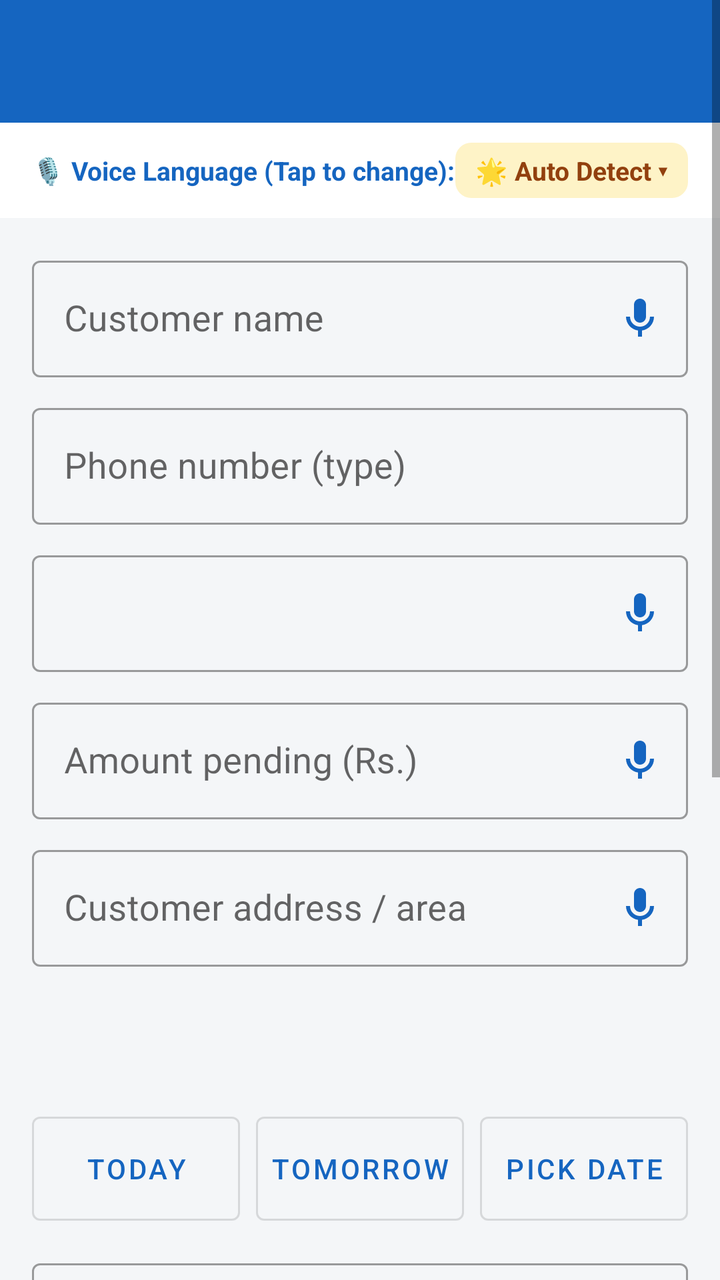
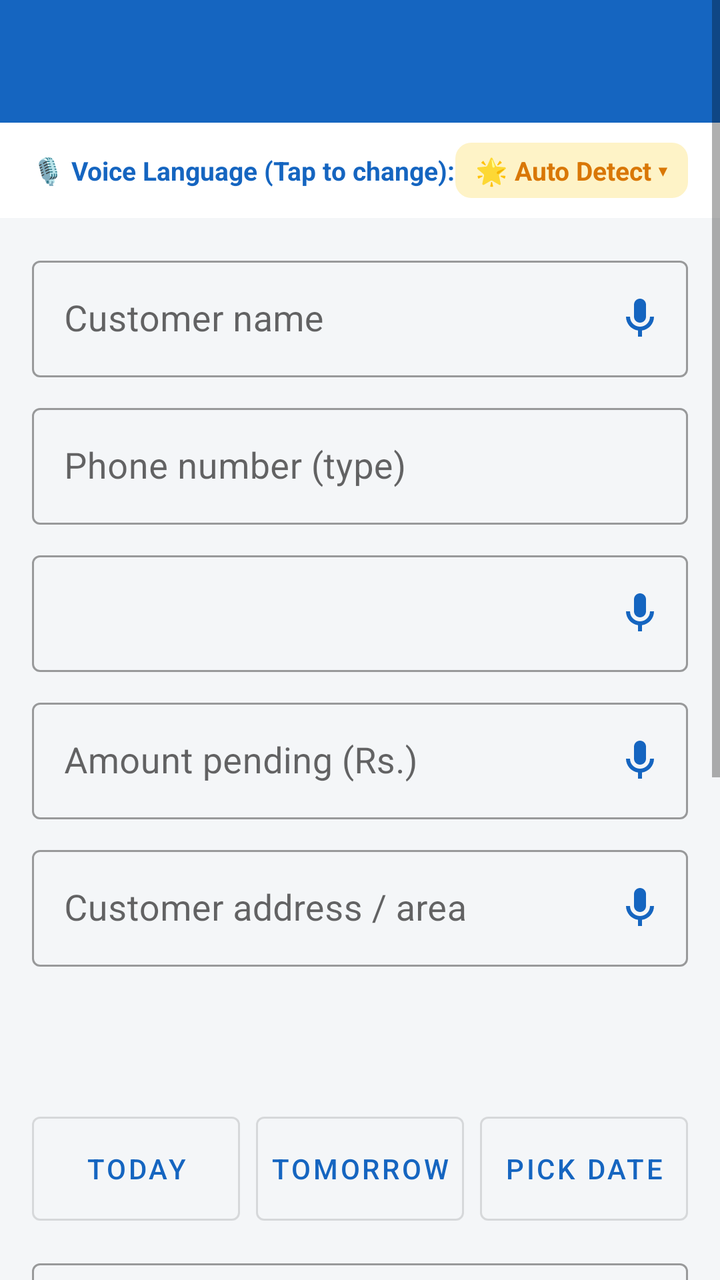

An Android layout rendered at two revisions. The XML below is the earlier revision; the diff shows what the commit changed to produce the second picture.
<!-- AndroidManifest.xml: application theme Theme.Dukaan -->
<!-- res/layout/activity_edit.xml -->
<?xml version="1.0" encoding="utf-8"?>
<ScrollView xmlns:android="http://schemas.android.com/apk/res/android"
    xmlns:app="http://schemas.android.com/apk/res-auto"
    android:layout_width="match_parent"
    android:layout_height="match_parent"
    android:fillViewport="true">

    <LinearLayout
        android:layout_width="match_parent"
        android:layout_height="wrap_content"
        android:orientation="vertical">

        <TextView
            android:id="@+id/tvTitle"
            android:layout_width="match_parent"
            android:layout_height="wrap_content"
            android:background="@color/primary"
            android:padding="16dp"
            android:textColor="@android:color/white"
            android:textSize="22sp"
            android:textStyle="bold" />

        <LinearLayout
            android:id="@+id/layoutVoiceLang"
            android:layout_width="match_parent"
            android:layout_height="wrap_content"
            android:background="@color/card_bg"
            android:clickable="true"
            android:focusable="true"
            android:foreground="?attr/selectableItemBackground"
            android:gravity="center_vertical"
            android:orientation="horizontal"
            android:paddingStart="16dp"
            android:paddingTop="10dp"
            android:paddingEnd="16dp"
            android:paddingBottom="10dp">

            <TextView
                android:layout_width="0dp"
                android:layout_height="wrap_content"
                android:layout_weight="1"
                android:text="🎙️ Voice Language (Tap to change):"
                android:textColor="@color/primary"
                android:textSize="13sp"
                android:textStyle="bold" />

            <TextView
                android:id="@+id/tvVoiceLang"
                android:layout_width="wrap_content"
                android:layout_height="wrap_content"
                android:background="@drawable/bg_badge_today"
                android:paddingStart="10dp"
                android:paddingTop="5dp"
                android:paddingEnd="10dp"
                android:paddingBottom="5dp"
                android:text="🌟 Auto Detect ▾"
                android:textColor="#92400E"
                android:textSize="13sp"
                android:textStyle="bold" />
        </LinearLayout>

        <LinearLayout
            android:layout_width="match_parent"
            android:layout_height="wrap_content"
            android:orientation="vertical"
            android:padding="16dp">

            <com.google.android.material.textfield.TextInputLayout
                android:id="@+id/tilName"
                style="@style/Widget.MaterialComponents.TextInputLayout.OutlinedBox"
                android:layout_width="match_parent"
                android:layout_height="wrap_content"
                android:hint="Customer name"
                app:endIconMode="custom"
                app:endIconDrawable="@drawable/ic_mic"
                app:endIconContentDescription="Speak customer name"
                app:endIconTint="@color/primary">

                <com.google.android.material.textfield.TextInputEditText
                    android:id="@+id/etName"
                    android:layout_width="match_parent"
                    android:layout_height="wrap_content"
                    android:inputType="textPersonName|textCapWords"
                    android:textSize="18sp" />
            </com.google.android.material.textfield.TextInputLayout>

            <com.google.android.material.textfield.TextInputLayout
                android:id="@+id/tilPhone"
                style="@style/Widget.MaterialComponents.TextInputLayout.OutlinedBox"
                android:layout_width="match_parent"
                android:layout_height="wrap_content"
                android:layout_marginTop="10dp"
                android:hint="Phone number (type)">

                <com.google.android.material.textfield.TextInputEditText
                    android:id="@+id/etPhone"
                    android:layout_width="match_parent"
                    android:layout_height="wrap_content"
                    android:inputType="phone"
                    android:textSize="18sp" />
            </com.google.android.material.textfield.TextInputLayout>

            <com.google.android.material.textfield.TextInputLayout
                android:id="@+id/tilProduct"
                style="@style/Widget.MaterialComponents.TextInputLayout.OutlinedBox"
                android:layout_width="match_parent"
                android:layout_height="wrap_content"
                android:layout_marginTop="10dp"
                app:endIconMode="custom"
                app:endIconDrawable="@drawable/ic_mic"
                app:endIconContentDescription="Speak product name"
                app:endIconTint="@color/primary">

                <com.google.android.material.textfield.TextInputEditText
                    android:id="@+id/etProduct"
                    android:layout_width="match_parent"
                    android:layout_height="wrap_content"
                    android:inputType="textCapSentences"
                    android:textSize="18sp" />
            </com.google.android.material.textfield.TextInputLayout>

            <com.google.android.material.textfield.TextInputLayout
                android:id="@+id/tilAmount"
                style="@style/Widget.MaterialComponents.TextInputLayout.OutlinedBox"
                android:layout_width="match_parent"
                android:layout_height="wrap_content"
                android:layout_marginTop="10dp"
                android:hint="Amount pending (Rs.)"
                app:endIconMode="custom"
                app:endIconDrawable="@drawable/ic_mic"
                app:endIconContentDescription="Speak amount"
                app:endIconTint="@color/primary">

                <com.google.android.material.textfield.TextInputEditText
                    android:id="@+id/etAmount"
                    android:layout_width="match_parent"
                    android:layout_height="wrap_content"
                    android:inputType="numberDecimal"
                    android:textSize="18sp" />
            </com.google.android.material.textfield.TextInputLayout>

            <com.google.android.material.textfield.TextInputLayout
                android:id="@+id/tilAddress"
                style="@style/Widget.MaterialComponents.TextInputLayout.OutlinedBox"
                android:layout_width="match_parent"
                android:layout_height="wrap_content"
                android:layout_marginTop="10dp"
                android:hint="Customer address / area"
                app:endIconMode="custom"
                app:endIconDrawable="@drawable/ic_mic"
                app:endIconContentDescription="Speak address"
                app:endIconTint="@color/primary">

                <com.google.android.material.textfield.TextInputEditText
                    android:id="@+id/etAddress"
                    android:layout_width="match_parent"
                    android:layout_height="wrap_content"
                    android:inputType="textCapSentences|textMultiLine"
                    android:textSize="18sp" />
            </com.google.android.material.textfield.TextInputLayout>

            
            <LinearLayout
                android:id="@+id/layoutAssignEmployee"
                android:layout_width="match_parent"
                android:layout_height="wrap_content"
                android:layout_marginTop="12dp"
                android:background="@drawable/bg_badge_service"
                android:orientation="vertical"
                android:padding="12dp"
                android:visibility="gone">

                <TextView
                    android:layout_width="wrap_content"
                    android:layout_height="wrap_content"
                    android:text="👷 Assign Service Technician / Employee:"
                    android:textColor="#512DA8"
                    android:textSize="13sp"
                    android:textStyle="bold" />

                <TextView
                    android:id="@+id/tvSelectedEmployee"
                    android:layout_width="match_parent"
                    android:layout_height="wrap_content"
                    android:layout_marginTop="6dp"
                    android:background="@drawable/bg_badge_today"
                    android:padding="10dp"
                    android:text="👤 Unassigned (Tap to select) ▾"
                    android:textColor="@color/text_primary"
                    android:textSize="15sp"
                    android:textStyle="bold" />

                <com.google.android.material.button.MaterialButton
                    android:id="@+id/btnSendToEmployee"
                    style="@style/Widget.MaterialComponents.Button.OutlinedButton"
                    android:layout_width="match_parent"
                    android:layout_height="44dp"
                    android:layout_marginTop="8dp"
                    android:insetTop="0dp"
                    android:insetBottom="0dp"
                    android:text="📲 Send Details to Employee (WhatsApp / SMS)"
                    android:textColor="#059669"
                    android:textSize="13sp"
                    android:textStyle="bold"
                    app:strokeColor="#A7F3D0"
                    android:visibility="gone" />
            </LinearLayout>

            <TextView
                android:id="@+id/tvDateLabel"
                android:layout_width="match_parent"
                android:layout_height="wrap_content"
                android:layout_marginTop="16dp"
                android:textColor="#212121"
                android:textSize="16sp"
                android:textStyle="bold" />

            <TextView
                android:id="@+id/tvDate"
                android:layout_width="match_parent"
                android:layout_height="wrap_content"
                android:layout_marginTop="2dp"
                android:textColor="@color/primary"
                android:textSize="22sp"
                android:textStyle="bold" />

            <LinearLayout
                android:layout_width="match_parent"
                android:layout_height="wrap_content"
                android:layout_marginTop="6dp"
                android:orientation="horizontal">

                <com.google.android.material.button.MaterialButton
                    android:id="@+id/btnToday"
                    style="@style/Widget.MaterialComponents.Button.OutlinedButton"
                    android:layout_width="0dp"
                    android:layout_height="52dp"
                    android:layout_marginEnd="4dp"
                    android:layout_weight="1"
                    android:insetTop="0dp"
                    android:insetBottom="0dp"
                    android:padding="0dp"
                    android:text="TODAY"
                    android:textSize="14sp" />

                <com.google.android.material.button.MaterialButton
                    android:id="@+id/btnTomorrow"
                    style="@style/Widget.MaterialComponents.Button.OutlinedButton"
                    android:layout_width="0dp"
                    android:layout_height="52dp"
                    android:layout_marginStart="4dp"
                    android:layout_marginEnd="4dp"
                    android:layout_weight="1"
                    android:insetTop="0dp"
                    android:insetBottom="0dp"
                    android:padding="0dp"
                    android:text="TOMORROW"
                    android:textSize="14sp" />

                <com.google.android.material.button.MaterialButton
                    android:id="@+id/btnPick"
                    style="@style/Widget.MaterialComponents.Button.OutlinedButton"
                    android:layout_width="0dp"
                    android:layout_height="52dp"
                    android:layout_marginStart="4dp"
                    android:layout_weight="1"
                    android:insetTop="0dp"
                    android:insetBottom="0dp"
                    android:padding="0dp"
                    android:text="PICK DATE"
                    android:textSize="14sp" />
            </LinearLayout>

            <com.google.android.material.textfield.TextInputLayout
                android:id="@+id/tilNote"
                style="@style/Widget.MaterialComponents.TextInputLayout.OutlinedBox"
                android:layout_width="match_parent"
                android:layout_height="wrap_content"
                android:layout_marginTop="16dp"
                android:hint="Note (optional)"
                app:endIconMode="custom"
                app:endIconDrawable="@drawable/ic_mic"
                app:endIconContentDescription="Speak note"
                app:endIconTint="@color/primary">

                <com.google.android.material.textfield.TextInputEditText
                    android:id="@+id/etNote"
                    android:layout_width="match_parent"
                    android:layout_height="wrap_content"
                    android:inputType="textCapSentences|textMultiLine"
                    android:textSize="18sp" />
            </com.google.android.material.textfield.TextInputLayout>

            <TextView
                android:layout_width="match_parent"
                android:layout_height="wrap_content"
                android:layout_marginTop="16dp"
                android:text="🎤 Voice note (no typing needed)"
                android:textColor="#212121"
                android:textSize="16sp"
                android:textStyle="bold" />

            <TextView
                android:id="@+id/tvVoiceStatus"
                android:layout_width="match_parent"
                android:layout_height="wrap_content"
                android:layout_marginTop="2dp"
                android:textColor="@color/grey"
                android:textSize="15sp" />

            <com.google.android.material.button.MaterialButton
                android:id="@+id/btnRecord"
                android:layout_width="match_parent"
                android:layout_height="64dp"
                android:layout_marginTop="6dp"
                android:backgroundTint="@color/accent"
                android:textSize="18sp"
                android:textStyle="bold"
                app:cornerRadius="12dp" />

            <LinearLayout
                android:layout_width="match_parent"
                android:layout_height="wrap_content"
                android:layout_marginTop="8dp"
                android:orientation="horizontal">

                <com.google.android.material.button.MaterialButton
                    android:id="@+id/btnPlay"
                    style="@style/Widget.MaterialComponents.Button.OutlinedButton"
                    android:layout_width="0dp"
                    android:layout_height="56dp"
                    android:layout_marginEnd="4dp"
                    android:layout_weight="1"
                    android:text="PLAY"
                    android:textSize="15sp" />

                <com.google.android.material.button.MaterialButton
                    android:id="@+id/btnDeleteVoice"
                    style="@style/Widget.MaterialComponents.Button.OutlinedButton"
                    android:layout_width="0dp"
                    android:layout_height="56dp"
                    android:layout_marginStart="4dp"
                    android:layout_weight="1"
                    android:text="DELETE VOICE"
                    android:textColor="@color/red"
                    android:textSize="15sp" />
            </LinearLayout>

            <com.google.android.material.button.MaterialButton
                android:id="@+id/btnSave"
                android:layout_width="match_parent"
                android:layout_height="64dp"
                android:layout_marginTop="24dp"
                android:text="SAVE"
                android:textSize="20sp"
                android:textStyle="bold"
                app:cornerRadius="12dp" />

            <com.google.android.material.button.MaterialButton
                android:id="@+id/btnDeleteEntry"
                style="@style/Widget.MaterialComponents.Button.OutlinedButton"
                android:layout_width="match_parent"
                android:layout_height="56dp"
                android:layout_marginTop="10dp"
                android:text="DELETE THIS ENTRY"
                android:textColor="@color/red"
                android:textSize="16sp" />
        </LinearLayout>
    </LinearLayout>
</ScrollView>
<!-- resources referenced by this layout -->
<resources>
  <color name="accent">#00897B</color>
  <color name="card_bg">#FFFFFF</color>
  <color name="grey">#757575</color>
  <color name="primary">#1565C0</color>
  <color name="red">#D32F2F</color>
  <color name="text_primary">#0F172A</color>
  <!-- drawable bg_badge_service (drawable) -->
  <?xml version="1.0" encoding="utf-8"?>
  <shape xmlns:android="http://schemas.android.com/apk/res/android"
      android:shape="rectangle">
      <corners android:radius="6dp" />
      <solid android:color="#EDE7F6" />
  </shape>
  <!-- drawable bg_badge_today (drawable) -->
  <?xml version="1.0" encoding="utf-8"?>
  <shape xmlns:android="http://schemas.android.com/apk/res/android"
      android:shape="rectangle">
      <corners android:radius="8dp" />
      <solid android:color="#FEF3C7" />
  </shape>
  <!-- drawable ic_mic (drawable) -->
  <vector xmlns:android="http://schemas.android.com/apk/res/android"
      android:width="24dp"
      android:height="24dp"
      android:viewportWidth="24"
      android:viewportHeight="24">
      <path
          android:fillColor="#1565C0"
          android:pathData="M12,14c1.66,0 3,-1.34 3,-3V5c0,-1.66 -1.34,-3 -3,-3S9,3.34 9,5v6c0,1.66 1.34,3 3,3z"/>
      <path
          android:fillColor="#1565C0"
          android:pathData="M17,11c0,2.76 -2.24,5 -5,5s-5,-2.24 -5,-5H5c0,3.53 2.61,6.43 6,6.92V21h2v-3.08c3.39,-0.49 6,-3.39 6,-6.92h-2z"/>
  </vector>
  <style name="Theme.Dukaan" parent="Theme.MaterialComponents.DayNight.NoActionBar">
          <item name="colorPrimary">@color/primary</item>
          <item name="colorPrimaryVariant">@color/primary_dark</item>
          <item name="colorOnPrimary">@android:color/white</item>
          <item name="colorSecondary">@color/accent</item>
          <item name="android:statusBarColor">@color/primary_dark</item>
          <item name="android:windowBackground">@color/bg</item>
      </style>
  <color name="primary_dark">#0D47A1</color>
  <color name="bg">#F4F6F8</color>
</resources>

<!-- the commit's change to res/layout/activity_edit.xml (unified diff, before → after) -->
@@ -54,7 +54,7 @@
                 android:paddingEnd="10dp"
                 android:paddingBottom="5dp"
                 android:text="🌟 Auto Detect ▾"
-                android:textColor="#92400E"
+                android:textColor="@color/badge_today_text"
                 android:textSize="13sp"
                 android:textStyle="bold" />
         </LinearLayout>
@@ -211,7 +211,7 @@
                 android:layout_width="match_parent"
                 android:layout_height="wrap_content"
                 android:layout_marginTop="16dp"
-                android:textColor="#212121"
+                android:textColor="@color/text_primary"
                 android:textSize="16sp"
                 android:textStyle="bold" />
 
@@ -296,7 +296,7 @@
                 android:layout_height="wrap_content"
                 android:layout_marginTop="16dp"
                 android:text="🎤 Voice note (no typing needed)"
-                android:textColor="#212121"
+                android:textColor="@color/text_primary"
                 android:textSize="16sp"
                 android:textStyle="bold" />
 
<!-- resource entries referenced after the edit -->
@@ -1,6 +1,7 @@
 <!-- resources referenced by this layout -->
 <resources>
   <color name="accent">#00897B</color>
+  <color name="badge_today_text">#D97706</color>
   <color name="card_bg">#FFFFFF</color>
   <color name="grey">#757575</color>
   <color name="primary">#1565C0</color>
@@ -11,14 +12,14 @@
   <shape xmlns:android="http://schemas.android.com/apk/res/android"
       android:shape="rectangle">
       <corners android:radius="6dp" />
-      <solid android:color="#EDE7F6" />
+      <solid android:color="@color/badge_service_bg" />
   </shape>
   <!-- drawable bg_badge_today (drawable) -->
   <?xml version="1.0" encoding="utf-8"?>
   <shape xmlns:android="http://schemas.android.com/apk/res/android"
       android:shape="rectangle">
       <corners android:radius="8dp" />
-      <solid android:color="#FEF3C7" />
+      <solid android:color="@color/badge_today_bg" />
   </shape>
   <!-- drawable ic_mic (drawable) -->
   <vector xmlns:android="http://schemas.android.com/apk/res/android"
@@ -41,6 +42,8 @@
           <item name="android:statusBarColor">@color/primary_dark</item>
           <item name="android:windowBackground">@color/bg</item>
       </style>
+  <color name="badge_service_bg">#EDE7F6</color>
+  <color name="badge_today_bg">#FEF3C7</color>
   <color name="primary_dark">#0D47A1</color>
   <color name="bg">#F4F6F8</color>
 </resources>
